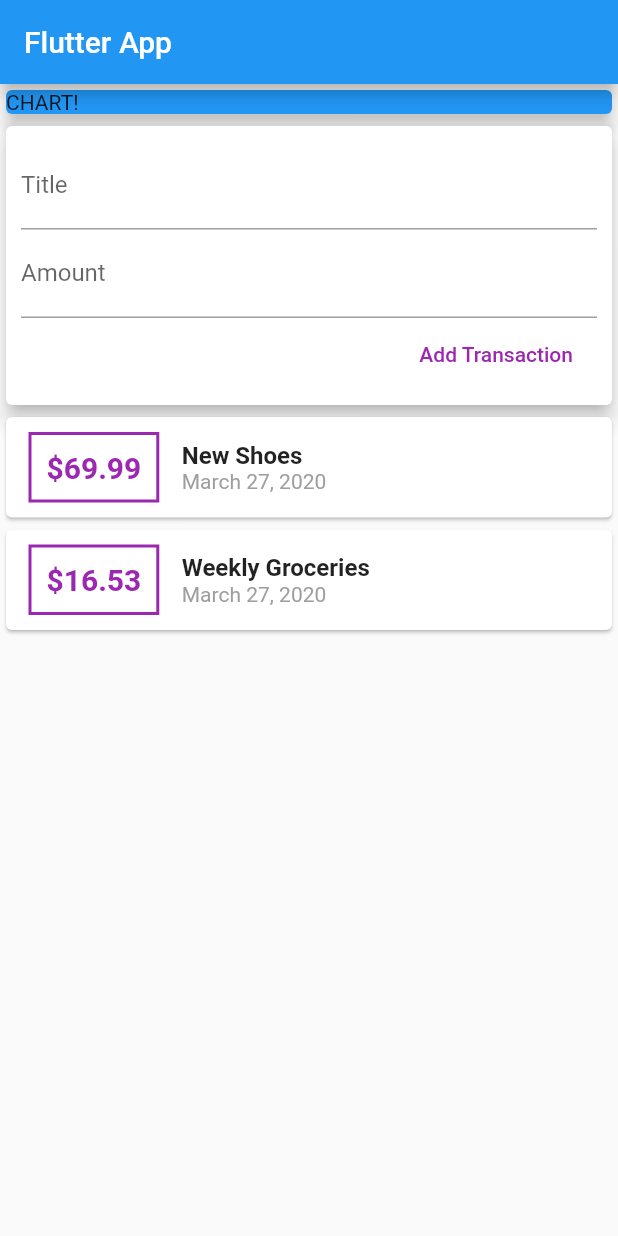
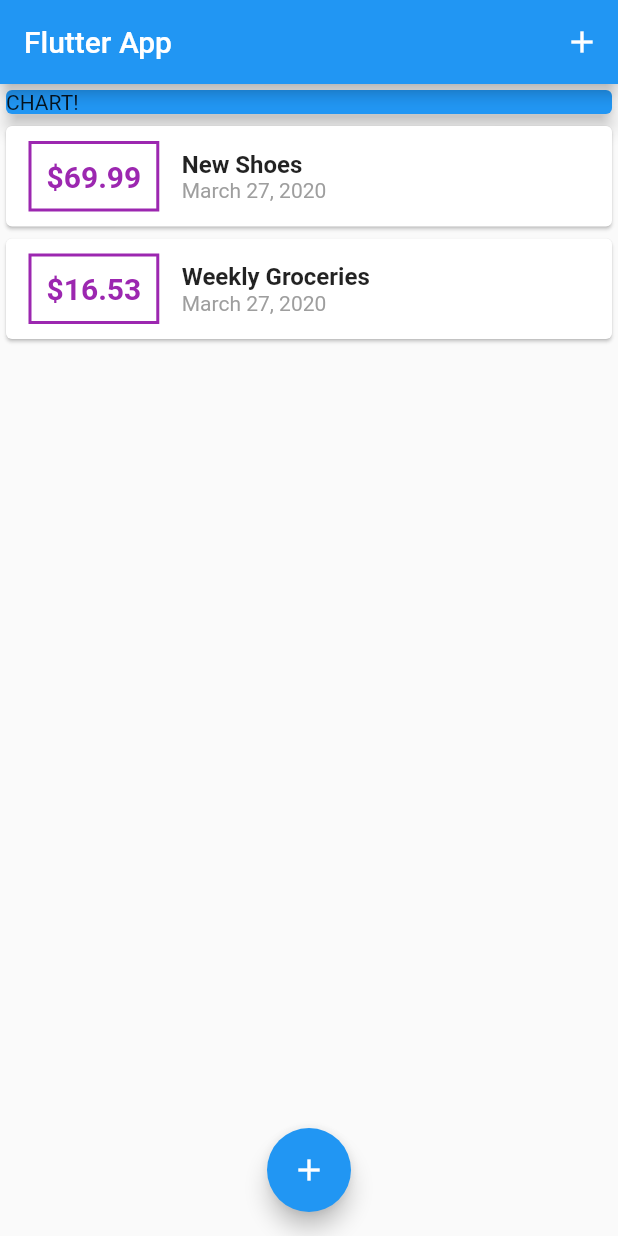
Before and after one commit to vitorpacheco/flutter_expenses, a Flutter app: the screen it shows after launch, on a phone screen of 412 x 824 dp. Run offline on Flutter 3.47's test engine with Material 2 defaults, Android fonts, the phone set to English and light mode, and no system bars.

Commit message:
Float action button

```diff
--- a/lib/main.dart
+++ b/lib/main.dart
@@ -1,5 +1,7 @@
 import 'package:flutter/material.dart';
 
+import './widgets/new_transaction.dart';
+import './models/transaction.dart';
 import './widgets/transaction_list.dart';
 
 void main() => runApp(MyApp());
@@ -14,18 +16,68 @@ class MyApp extends StatelessWidget {
   }
 }
 
-class MyHomePage extends StatelessWidget {
-  final titleController = TextEditingController();
-  final amountController = TextEditingController();
+class MyHomePage extends StatefulWidget {
+  @override
+  _MyHomePageState createState() => _MyHomePageState();
+}
+
+class _MyHomePageState extends State<MyHomePage> {
+  final List<Transaction> _userTransactions = [
+    Transaction(
+      id: 't1',
+      title: 'New Shoes',
+      amount: 69.99,
+      date: DateTime.now(),
+    ),
+    Transaction(
+      id: 't2',
+      title: 'Weekly Groceries',
+      amount: 16.53,
+      date: DateTime.now(),
+    )
+  ];
+
+  void _addNewTransaction(String txTitle, double txAmount) {
+    final newTx = Transaction(
+      id: DateTime.now().toString(),
+      title: txTitle,
+      amount: txAmount,
+      date: DateTime.now(),
+    );
+
+    setState(() {
+      _userTransactions.add(newTx);
+    });
+  }
+
+  void _startAddNewTransaction(BuildContext ctx) {
+    showModalBottomSheet(
+      context: ctx,
+      builder: (_) {
+        return GestureDetector(
+          onTap: () {},
+          child: NewTransaction(_addNewTransaction),
+          behavior: HitTestBehavior.opaque,
+        );
+      },
+    );
+  }
 
   @override
   Widget build(BuildContext context) {
     return Scaffold(
       appBar: AppBar(
         title: Text('Flutter App'),
+        actions: <Widget>[
+          IconButton(
+            icon: Icon(Icons.add),
+            onPressed: () => _startAddNewTransaction(context),
+            tooltip: "Add new transaction",
           ),
-      body: Column(
-        mainAxisAlignment: MainAxisAlignment.start,
+        ],
+      ),
+      body: SingleChildScrollView(
+        child: Column(
           crossAxisAlignment: CrossAxisAlignment.stretch,
           children: <Widget>[
             Container(
@@ -36,35 +88,14 @@ class MyHomePage extends StatelessWidget {
                 child: Text('CHART!'),
               ),
             ),
-          Card(
-            elevation: 5,
-            child: Container(
-              padding: EdgeInsets.all(10),
-              child: Column(
-                crossAxisAlignment: CrossAxisAlignment.end,
-                children: <Widget>[
-                  TextField(
-                    decoration: InputDecoration(labelText: 'Title'),
-                    controller: titleController,
-                  ),
-                  TextField(
-                    decoration: InputDecoration(labelText: 'Amount'),
-                    controller: amountController,
-                  ),
-                  FlatButton(
-                    child: Text('Add Transaction'),
-                    textColor: Colors.purple,
-                    onPressed: () {
-                      print(titleController.text);
-                      print(amountController.text);
-                    },
-                  ),
+            TransactionList(_userTransactions),
           ],
         ),
       ),
-          ),
-          TransactionList(),
-        ],
+      floatingActionButtonLocation: FloatingActionButtonLocation.centerFloat,
+      floatingActionButton: FloatingActionButton(
+        child: Icon(Icons.add),
+        onPressed: () => _startAddNewTransaction(context),
       ),
     );
   }
--- a/lib/widgets/transaction_list.dart
+++ b/lib/widgets/transaction_list.dart
@@ -3,31 +3,18 @@ import 'package:intl/intl.dart';
 
 import '../models/transaction.dart';
 
-class TransactionList extends StatefulWidget {
-  @override
-  _TransactionListState createState() => _TransactionListState();
-}
+class TransactionList extends StatelessWidget {
+  final List<Transaction> transactions;
 
-class _TransactionListState extends State<TransactionList> {
-  final List<Transaction> _userTransactions = [
-    Transaction(
-      id: 't1',
-      title: 'New Shoes',
-      amount: 69.99,
-      date: DateTime.now(),
-    ),
-    Transaction(
-      id: 't2',
-      title: 'Weekly Groceries',
-      amount: 16.53,
-      date: DateTime.now(),
-    )
-  ];
+  TransactionList(this.transactions);
 
   @override
   Widget build(BuildContext context) {
-    return Column(
-      children: _userTransactions.map((tx) {
+    return Container(
+      height: 300,
+      child: ListView.builder(
+
+        itemBuilder: (ctx, index) {
           return Card(
             child: Row(
               children: <Widget>[
@@ -44,7 +31,7 @@ class _TransactionListState extends State<TransactionList> {
                   ),
                   padding: EdgeInsets.all(10),
                   child: Text(
-                  '\$${tx.amount}',
+                    '\$${transactions[index].amount.toStringAsFixed(2)}',
                     style: TextStyle(
                       fontWeight: FontWeight.bold,
                       fontSize: 20,
@@ -56,14 +43,14 @@ class _TransactionListState extends State<TransactionList> {
                   crossAxisAlignment: CrossAxisAlignment.start,
                   children: <Widget>[
                     Text(
-                    tx.title,
+                      transactions[index].title,
                       style: TextStyle(
                         fontSize: 16,
                         fontWeight: FontWeight.bold,
                       ),
                     ),
                     Text(
-                    DateFormat.yMMMMd().format(tx.date),
+                      DateFormat.yMMMMd().format(transactions[index].date),
                       style: TextStyle(
                         color: Colors.grey,
                       ),
@@ -73,7 +60,9 @@ class _TransactionListState extends State<TransactionList> {
               ],
             ),
           );
-      }).toList(),
+        },
+        itemCount: transactions.length,
+      ),
     );
   }
 }
```
Also changed, not shown: lib/widgets/new_transaction.dart (added, +62 -0 lines). Lines whose indentation alone changed are shown as unchanged.
